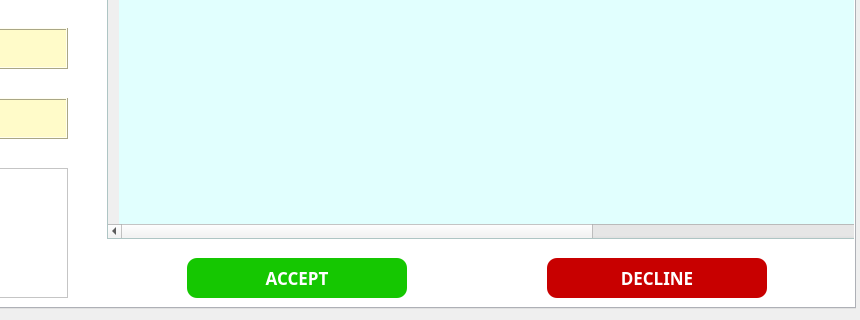
Before: the Qt Designer form ui/approve_panel.ui in Josefina-Hernandez/akt_hr_tool, drawn with Qt 5; both pictures show x 205 to 1065 and y 352 to 672 of the 1065 by 672 pixel window.
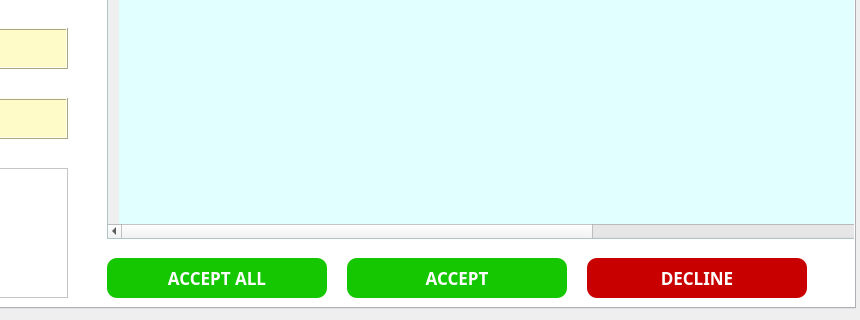
After: the same form once the commit is applied.

Diff of the .ui file:
```diff
--- a/ui/approve_panel.ui
+++ b/ui/approve_panel.ui
@@ -626,7 +626,7 @@
      <widget class="QPushButton" name="pushButton_2">
       <property name="geometry">
        <rect>
-        <x>380</x>
+        <x>540</x>
         <y>540</y>
         <width>220</width>
         <height>40</height>
@@ -687,7 +687,7 @@
      <widget class="QPushButton" name="pushButton_5">
       <property name="geometry">
        <rect>
-        <x>740</x>
+        <x>780</x>
         <y>540</y>
         <width>220</width>
         <height>40</height>
@@ -743,6 +743,67 @@
        <string>DECLINE</string>
       </property>
      </widget>
+     <widget class="QPushButton" name="pushButton_7">
+      <property name="geometry">
+       <rect>
+        <x>300</x>
+        <y>540</y>
+        <width>220</width>
+        <height>40</height>
+       </rect>
+      </property>
+      <property name="font">
+       <font>
+        <family>Microsoft Yahei</family>
+        <pointsize>13</pointsize>
+        <weight>75</weight>
+        <bold>true</bold>
+       </font>
+      </property>
+      <property name="styleSheet">
+       <string notr="true">QPushButton
+
+{
+    /*字体为微软雅黑*/
+    font-family:Microsoft Yahei;
+    /*字体大小为20点*/
+    font-size:13pt;
+    /*字体颜色为白色*/    
+    color:white;
+    /*背景颜色*/  
+    background-color:rgb(21, 199, 1);
+    /*边框圆角半径为8像素*/ 
+    border-radius:10px;
+
+}
+
+/*按钮停留态*/
+QPushButton:hover
+{
+    /*背景颜色*/  
+    background-color:rgb(21, 175, 0);
+    padding-left:-3px;
+    /*上内边距为3像素，让按下时字向下移动3像素*/  
+    padding-top:-3px;
+	font-size:15pt;
+}
+
+/*按钮按下态*/
+QPushButton:pressed
+{
+    /*背景颜色*/  
+    background-color:rgb(0, 113, 0);
+    /*左内边距为3像素，让按下时字向右移动3像素*/  
+    padding-left:3px;
+    /*上内边距为3像素，让按下时字向下移动3像素*/  
+    padding-top:3px;
+    font-size:13pt;
+}</string>
+      </property>
+      <property name="text">
+       <string>ACCEPT ALL</string>
+      </property>
+     </widget>
     </widget>
     <widget class="QWidget" name="tab">
      <attribute name="title">
```
Left out of the diff: 195 changed lines with no effect on the pictures.
